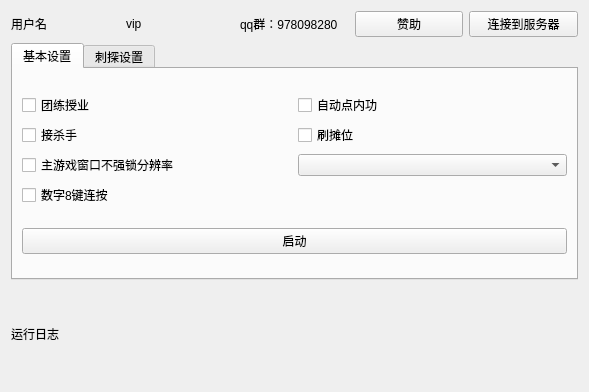
Qt form qt_ui/main.ui (nathonNot/game_robot) before a commit.
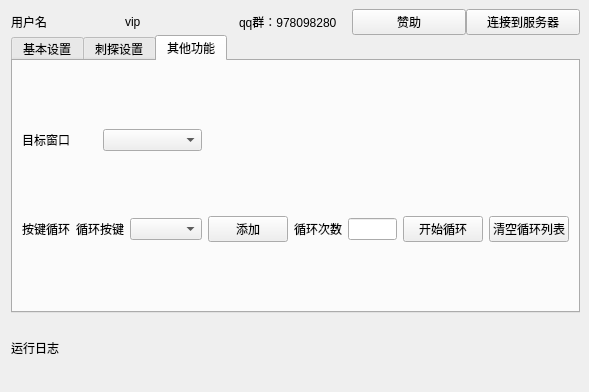
The same form after that commit.

Commit message: 增加按键连按

The edit to the form file:
```diff
--- a/qt_ui/main.ui
+++ b/qt_ui/main.ui
@@ -13,7 +13,22 @@
   <property name="windowTitle">
    <string>设置</string>
   </property>
-  <layout class="QVBoxLayout" name="verticalLayout" stretch="3,10,4">
+  <layout class="QVBoxLayout" name="verticalLayout" stretch="2,8,2">
+   <property name="spacing">
+    <number>0</number>
+   </property>
+   <property name="sizeConstraint">
+    <enum>QLayout::SetDefaultConstraint</enum>
+   </property>
+   <property name="topMargin">
+    <number>9</number>
+   </property>
+   <property name="rightMargin">
+    <number>9</number>
+   </property>
+   <property name="bottomMargin">
+    <number>9</number>
+   </property>
    <item>
     <layout class="QHBoxLayout" name="horizontalLayout">
      <item>
@@ -59,7 +74,7 @@
       <string/>
      </property>
      <property name="currentIndex">
-      <number>0</number>
+      <number>2</number>
      </property>
      <widget class="QWidget" name="page_base">
       <property name="enabled">
@@ -219,6 +234,74 @@
        </item>
       </layout>
      </widget>
+     <widget class="QWidget" name="page_other">
+      <property name="toolTip">
+       <string/>
+      </property>
+      <attribute name="title">
+       <string>其他功能</string>
+      </attribute>
+      <layout class="QGridLayout" name="gridLayout">
+       <item row="0" column="0" colspan="2">
+        <widget class="QLabel" name="label_2">
+         <property name="text">
+          <string>目标窗口</string>
+         </property>
+        </widget>
+       </item>
+       <item row="0" column="2" colspan="2">
+        <widget class="QComboBox" name="cbb_target_hwnd"/>
+       </item>
+       <item row="1" column="0">
+        <widget class="QLabel" name="lb_key_name">
+         <property name="text">
+          <string>按键循环</string>
+         </property>
+        </widget>
+       </item>
+       <item row="1" column="1" colspan="2">
+        <widget class="QLabel" name="lb_key_list">
+         <property name="text">
+          <string>循环按键</string>
+         </property>
+        </widget>
+       </item>
+       <item row="1" column="3">
+        <widget class="QComboBox" name="cbb_key"/>
+       </item>
+       <item row="1" column="4">
+        <widget class="QPushButton" name="bt_add_key">
+         <property name="text">
+          <string>添加</string>
+         </property>
+        </widget>
+       </item>
+       <item row="1" column="5">
+        <widget class="QLabel" name="label">
+         <property name="text">
+          <string>循环次数</string>
+         </property>
+        </widget>
+       </item>
+       <item row="1" column="6">
+        <widget class="QLineEdit" name="le_range_num"/>
+       </item>
+       <item row="1" column="7">
+        <widget class="QPushButton" name="bt_start_range_key">
+         <property name="text">
+          <string>开始循环</string>
+         </property>
+        </widget>
+       </item>
+       <item row="1" column="8">
+        <widget class="QPushButton" name="bt_clear_key_list">
+         <property name="text">
+          <string>清空循环列表</string>
+         </property>
+        </widget>
+       </item>
+      </layout>
+     </widget>
     </widget>
    </item>
    <item>
```
The commit also changes 7 other files.
